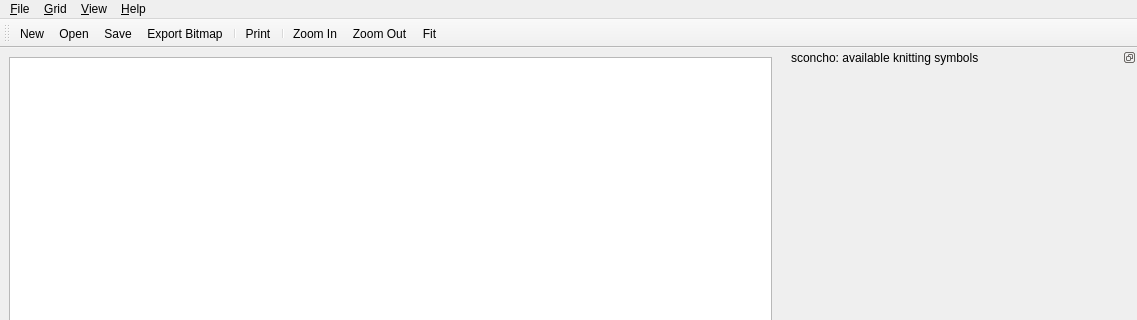
This is sconcho/gui/ui/mainWindow.ui in haskelladdict/sconcho as Qt 5 draws it before an edit; both pictures show x 0 to 1137 and y 0 to 320 of the 1137 by 777 pixel window. The edited form follows.
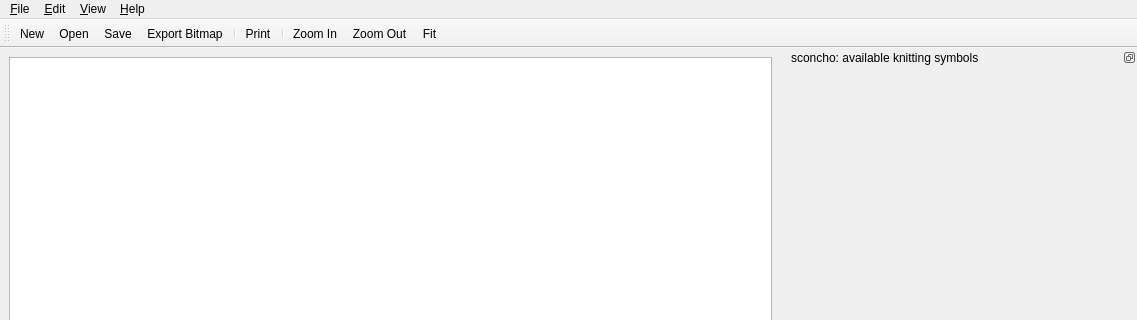
This is the edited form. Icons and pictures are not drawn. Custom widgets are drawn as their Qt base class.

The edit to the form file:
```diff
--- a/sconcho/gui/ui/mainWindow.ui
+++ b/sconcho/gui/ui/mainWindow.ui
@@ -80,7 +80,7 @@
      <x>0</x>
      <y>0</y>
      <width>1137</width>
-     <height>30</height>
+     <height>26</height>
     </rect>
    </property>
    <widget class="QMenu" name="menuFile">
@@ -130,7 +130,7 @@
    </widget>
    <widget class="QMenu" name="menuGrid">
     <property name="title">
-     <string>&amp;Grid</string>
+     <string>&amp;Edit</string>
     </property>
     <addaction name="actionInsert_delete_rows_and_columns"/>
    </widget>
```
Left out of the diff: 18 changed lines with no effect on the pictures.
